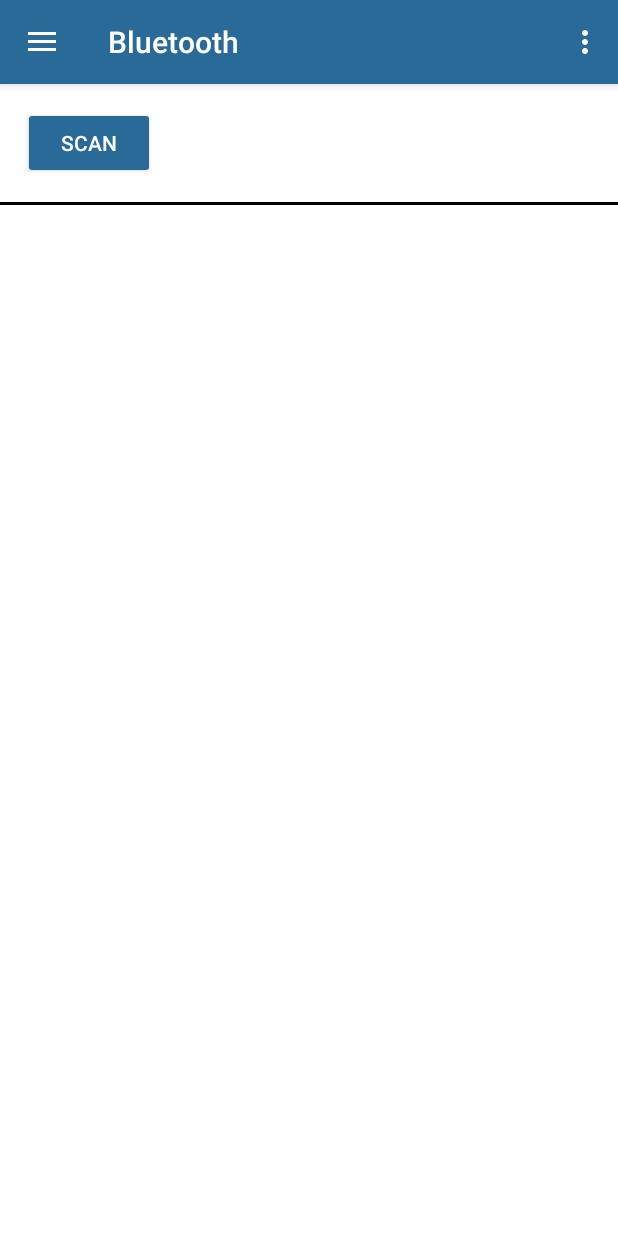
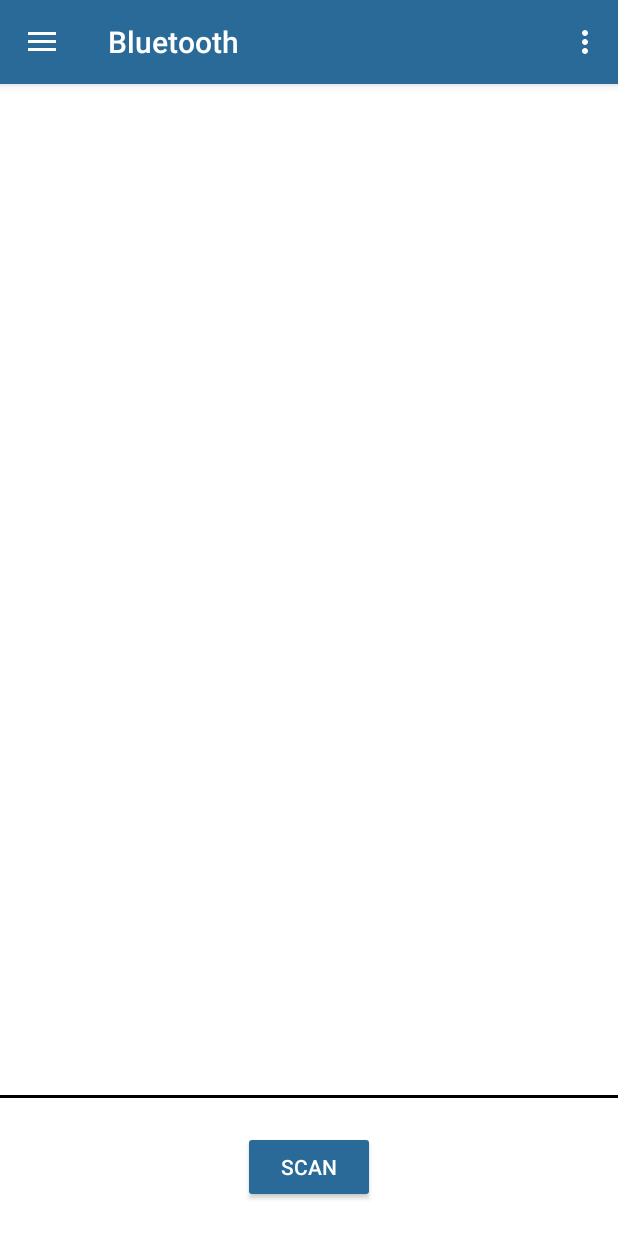
Before and after one commit to Fedefreez/OnStepAndroid, an Android app: the screen it shows after launch (MainActivity), in the side drawer, after a tap on "Bluetooth", on a phone screen of 412 x 824 dp. Run offline under Robolectric (Android 15) with nearby library versions, the phone set to English and light mode, and no system bars; our stand-ins replace navigation-ui; pictures from the network do not load.

Commit message:
Improved Bluetooth fragment.

```diff
--- a/app/src/main/res/layout/fragment_bluetooth.xml
+++ b/app/src/main/res/layout/fragment_bluetooth.xml
@@ -11,30 +11,31 @@
         style="@style/coloredButton"
         android:layout_width="wrap_content"
         android:layout_height="wrap_content"
-        android:layout_marginStart="15dp"
-        android:layout_marginTop="15dp"
         android:text="@string/scan"
+        app:layout_constraintBottom_toBottomOf="parent"
+        app:layout_constraintEnd_toEndOf="parent"
         app:layout_constraintStart_toStartOf="parent"
-        app:layout_constraintTop_toTopOf="parent" />
+        app:layout_constraintTop_toBottomOf="@+id/lineSeparationLE" />
 
     <View
         android:id="@+id/lineSeparationLE"
         android:layout_width="wrap_content"
         android:layout_height="2dp"
-        android:layout_marginTop="15dp"
         android:background="?android:textColorPrimary"
+        app:layout_constraintBottom_toBottomOf="parent"
         app:layout_constraintEnd_toEndOf="parent"
         app:layout_constraintStart_toStartOf="parent"
-        app:layout_constraintTop_toBottomOf="@+id/bluetoothControlButton" />
+        app:layout_constraintTop_toTopOf="@+id/scrollView2"
+        app:layout_constraintVertical_bias="0.88" />
 
     <ScrollView
         android:id="@+id/scrollView2"
         android:layout_width="match_parent"
         android:layout_height="0dp"
-        app:layout_constraintBottom_toBottomOf="parent"
+        app:layout_constraintBottom_toTopOf="@+id/lineSeparationLE"
         app:layout_constraintEnd_toEndOf="parent"
         app:layout_constraintStart_toStartOf="parent"
-        app:layout_constraintTop_toBottomOf="@+id/lineSeparationLE">
+        app:layout_constraintTop_toTopOf="parent">
 
         <LinearLayout
             android:id="@+id/devicesLayout"
```
